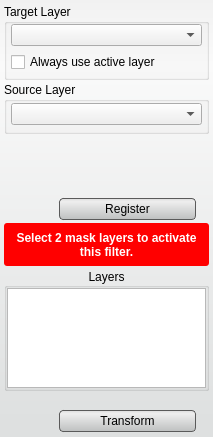
First picture: the form in src/Interface/ToolInterface/ICPFilterInterface.ui, repository jessdtate/Seg3D, before the edit.
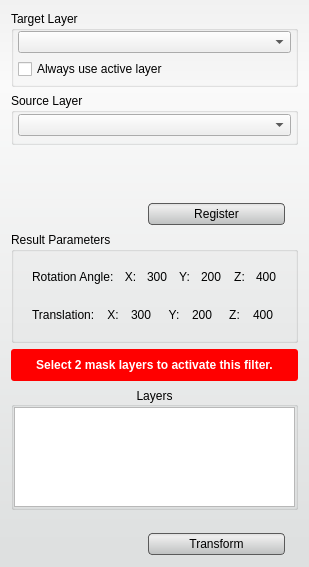
Second picture: the form after the edit. Custom widgets are drawn as their Qt base class.

```diff
--- a/src/Interface/ToolInterface/ICPFilterInterface.ui
+++ b/src/Interface/ToolInterface/ICPFilterInterface.ui
@@ -6,8 +6,8 @@
    <rect>
     <x>0</x>
     <y>0</y>
-    <width>213</width>
-    <height>437</height>
+    <width>309</width>
+    <height>567</height>
    </rect>
   </property>
   <property name="sizePolicy">
@@ -58,13 +58,7 @@
 	margin:4px;
 }</string>
   </property>
-  <layout class="QVBoxLayout" name="verticalLayout">
-   <property name="spacing">
-    <number>2</number>
-   </property>
-   <property name="margin">
-    <number>4</number>
-   </property>
+  <layout class="QVBoxLayout" name="verticalLayout_2">
    <item>
     <widget class="QGroupBox" name="target_groupbox_">
      <property name="minimumSize">
@@ -238,6 +232,155 @@
      </layout>
     </widget>
    </item>
+   <item>
+    <widget class="QGroupBox" name="result_groupbox_">
+     <property name="title">
+      <string>Result Parameters</string>
+     </property>
+     <layout class="QVBoxLayout" name="verticalLayout">
+      <item>
+       <widget class="QWidget" name="rotation_" native="true">
+        <property name="minimumSize">
+         <size>
+          <width>0</width>
+          <height>24</height>
+         </size>
+        </property>
+        <layout class="QHBoxLayout" name="horizontalLayout_6">
+         <item>
+          <widget class="QLabel" name="label_2">
+           <property name="text">
+            <string>Rotation Angle:</string>
+           </property>
+          </widget>
+         </item>
+         <item>
+          <widget class="QLabel" name="x_axis_label_current_1">
+           <property name="text">
+            <string>X:</string>
+           </property>
+           <property name="alignment">
+            <set>Qt::AlignCenter</set>
+           </property>
+          </widget>
+         </item>
+         <item>
+          <widget class="QLabel" name="label_rx_">
+           <property name="text">
+            <string>300</string>
+           </property>
+          </widget>
+         </item>
+         <item>
+          <widget class="QLabel" name="y_axis_label_current_1">
+           <property name="text">
+            <string>Y:</string>
+           </property>
+           <property name="alignment">
+            <set>Qt::AlignCenter</set>
+           </property>
+          </widget>
+         </item>
+         <item>
+          <widget class="QLabel" name="label_ry_">
+           <property name="text">
+            <string>200</string>
+           </property>
+          </widget>
+         </item>
+         <item>
+          <widget class="QLabel" name="z_axis_label_current_1">
+           <property name="text">
+            <string>Z:</string>
+           </property>
+           <property name="alignment">
+            <set>Qt::AlignCenter</set>
+           </property>
+          </widget>
+         </item>
+         <item>
+          <widget class="QLabel" name="label_rz_">
+           <property name="text">
+            <string>400</string>
+           </property>
+          </widget>
+         </item>
+        </layout>
+       </widget>
+      </item>
+      <item>
+       <widget class="QWidget" name="translation_" native="true">
+        <property name="minimumSize">
+         <size>
+          <width>0</width>
+          <height>24</height>
+         </size>
+        </property>
+        <layout class="QHBoxLayout" name="horizontalLayout_4">
+         <item>
+          <widget class="QLabel" name="label_">
+           <property name="text">
+            <string>Translation:</string>
+           </property>
+          </widget>
+         </item>
+         <item>
+          <widget class="QLabel" name="x_axis_label_current_">
+           <property name="text">
+            <string>X:</string>
+           </property>
+           <property name="alignment">
+            <set>Qt::AlignCenter</set>
+           </property>
+          </widget>
+         </item>
+         <item>
+          <widget class="QLabel" name="label_tx_">
+           <property name="text">
+            <string>300</string>
+           </property>
+          </widget>
+         </item>
+         <item>
+          <widget class="QLabel" name="y_axis_label_current_">
+           <property name="text">
+            <string>Y:</string>
+           </property>
+           <property name="alignment">
+            <set>Qt::AlignCenter</set>
+           </property>
+          </widget>
+         </item>
+         <item>
+          <widget class="QLabel" name="label_ty_">
+           <property name="text">
+            <string>200</string>
+           </property>
+          </widget>
+         </item>
+         <item>
+          <widget class="QLabel" name="z_axis_label_current_">
+           <property name="text">
+            <string>Z:</string>
+           </property>
+           <property name="alignment">
+            <set>Qt::AlignCenter</set>
+           </property>
+          </widget>
+         </item>
+         <item>
+          <widget class="QLabel" name="label_tz_">
+           <property name="text">
+            <string>400</string>
+           </property>
+          </widget>
+         </item>
+        </layout>
+       </widget>
+      </item>
+     </layout>
+    </widget>
+   </item>
    <item>
     <widget class="QWidget" name="message_alert_" native="true">
      <property name="minimumSize">
```
